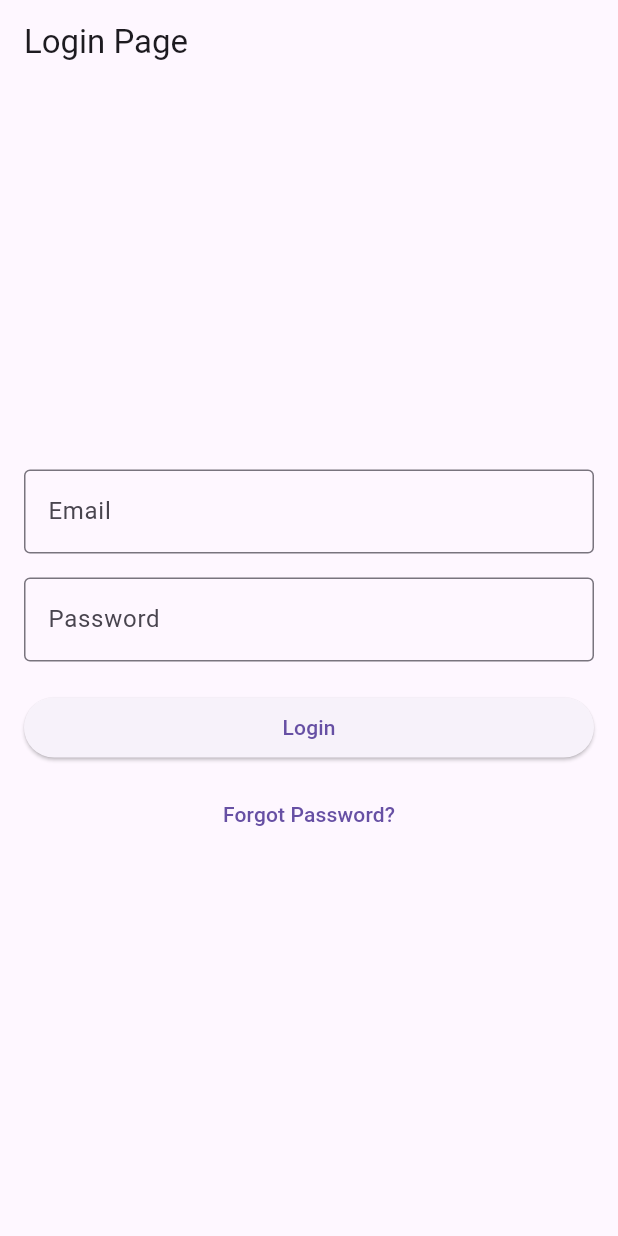
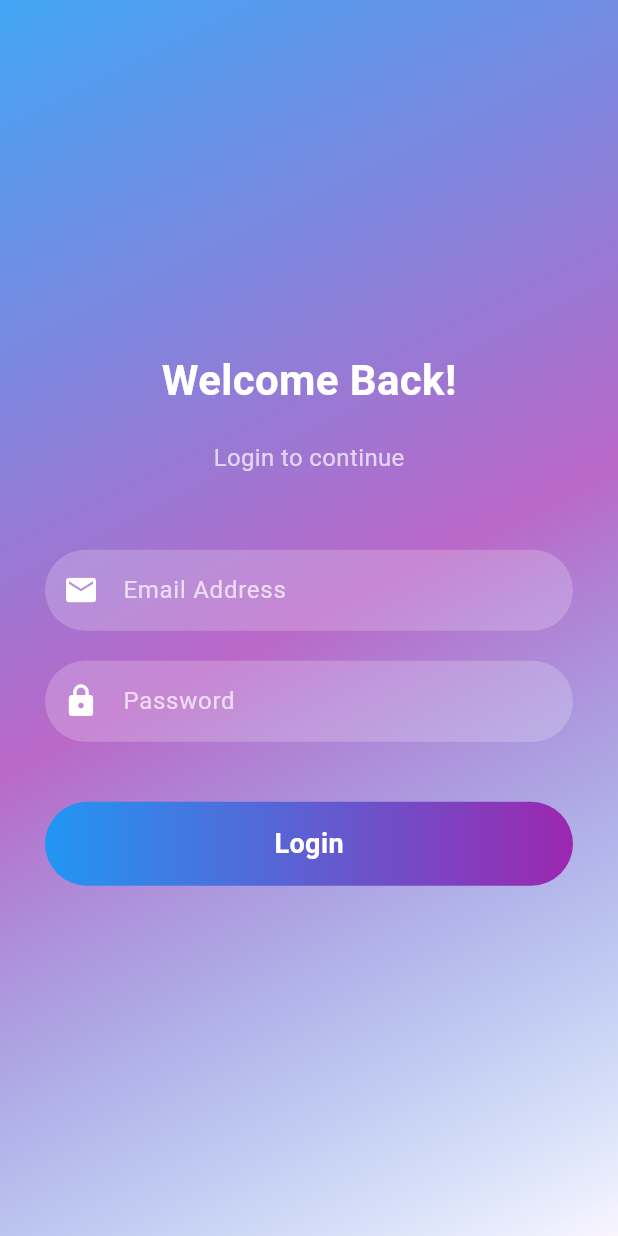
Before and after one commit to saurabh-app/login_app, a Flutter app: the screen it shows after launch, on a phone screen of 412 x 824 dp. Run offline on Flutter 3.47's test engine with Material 3 defaults, Android fonts, the phone set to English and light mode, and no system bars.

```diff
--- a/lib/loginpage.dart
+++ b/lib/loginpage.dart
@@ -1,71 +1,139 @@
 import 'package:flutter/material.dart';
+import 'package:login_app/HomePage.dart';
 
 class LoginPage extends StatefulWidget {
   @override
   _LoginPageState createState() => _LoginPageState();
 }
 
-class _LoginPageState extends State<LoginPage> {
-  final _emailController = TextEditingController();
-  final _passwordController = TextEditingController();
+class _LoginPageState extends State<LoginPage> with SingleTickerProviderStateMixin {
+  late AnimationController _controller;
+  late Animation<double> _animation;
 
-  void _login() {
-    final email = _emailController.text;
-    final password = _passwordController.text;
+  @override
+  void initState() {
+    super.initState();
+    _controller = AnimationController(
+      duration: const Duration(seconds: 2),
+      vsync: this,
+    )..repeat(reverse: true);
 
-    // For demonstration purposes, just print the credentials
-    if (email.isNotEmpty && password.isNotEmpty) {
-      print("Email: $email");
-      print("Password: $password");
-      // Add your login logic here
-    } else {
-      print("Please fill in both fields");
+    _animation = CurvedAnimation(parent: _controller, curve: Curves.easeInOut);
   }
+
+  @override
+  void dispose() {
+    _controller.dispose();
+    super.dispose();
   }
 
   @override
   Widget build(BuildContext context) {
     return Scaffold(
-      appBar: AppBar(
-        title: Text("Login Page"),
+      body: Stack(
+        children: [
+          AnimatedBuilder(
+            animation: _animation,
+            builder: (context, child) {
+              return Container(
+                decoration: BoxDecoration(
+                  gradient: LinearGradient(
+                    colors: [
+                      Colors.blue.shade400,
+                      Colors.purple.shade300,
+                      Colors.blue.shade600.withOpacity(_animation.value),
+                    ],
+                    begin: Alignment.topLeft,
+                    end: Alignment.bottomRight,
                   ),
-      body: Padding(
-        padding: const EdgeInsets.all(16.0),
+                ),
+              );
+            },
+          ),
+          Center(
+            child: SingleChildScrollView(
+              padding: const EdgeInsets.symmetric(horizontal: 30),
               child: Column(
                 mainAxisAlignment: MainAxisAlignment.center,
-          crossAxisAlignment: CrossAxisAlignment.stretch,
                 children: [
-            TextField(
-              controller: _emailController,
-              decoration: InputDecoration(
-                labelText: "Email",
-                border: OutlineInputBorder(),
+                  Text(
+                    'Welcome Back!',
+                    style: TextStyle(
+                      fontSize: 28,
+                      fontWeight: FontWeight.bold,
+                      color: Colors.white,
                     ),
-              keyboardType: TextInputType.emailAddress,
                   ),
-            SizedBox(height: 16),
-            TextField(
-              controller: _passwordController,
-              decoration: InputDecoration(
-                labelText: "Password",
-                border: OutlineInputBorder(),
+                  const SizedBox(height: 20),
+                  Text(
+                    'Login to continue',
+                    style: TextStyle(fontSize: 16, color: Colors.white70),
                   ),
-              obscureText: true,
+                  const SizedBox(height: 50),
+                  _buildTextField(
+                    hintText: 'Email Address',
+                    icon: Icons.email,
                   ),
-            SizedBox(height: 20),
-            ElevatedButton(
-              onPressed: _login,
-              child: Text("Login"),
+                  const SizedBox(height: 20),
+                  _buildTextField(
+                    hintText: 'Password',
+                    icon: Icons.lock,
+                    isPassword: true,
                   ),
-            SizedBox(height: 10),
-            TextButton(
-              onPressed: () {
-                // Add logic for "Forgot Password" if needed
-                print("Forgot Password?");
-              },
-              child: Text("Forgot Password?"),
+                  const SizedBox(height: 40),
+                  _buildLoginButton(),
+                ],
+              ),
+            ),
           ),
         ],
+      ),
+    );
+  }
+
+  Widget _buildTextField({required String hintText, required IconData icon, bool isPassword = false}) {
+    return TextField(
+      obscureText: isPassword,
+      style: const TextStyle(color: Colors.white),
+      decoration: InputDecoration(
+        prefixIcon: Icon(icon, color: Colors.white),
+        hintText: hintText,
+        hintStyle: const TextStyle(color: Colors.white70),
+        filled: true,
+        fillColor: Colors.white.withOpacity(0.2),
+        border: OutlineInputBorder(
+          borderRadius: BorderRadius.circular(30),
+          borderSide: BorderSide.none,
+        ),
+        contentPadding: const EdgeInsets.symmetric(horizontal: 20, vertical: 15),
+      ),
+    );
+  }
+
+  Widget _buildLoginButton() {
+    return GestureDetector(
+      onTap: () {
+       Navigator.push(
+          context,
+          MaterialPageRoute(builder: (context) => HomePage()),
+        );
+        ScaffoldMessenger.of(context).showSnackBar(
+          SnackBar(content: Text('Login button pressed!')),
+        );
+      },
+      child: Container(
+        width: double.infinity,
+        padding: const EdgeInsets.symmetric(vertical: 15),
+        alignment: Alignment.center,
+        decoration: BoxDecoration(
+          borderRadius: BorderRadius.circular(30),
+          gradient: const LinearGradient(
+            colors: [Colors.blue, Colors.purple],
+          ),
+        ),
+        child: const Text(
+          'Login',
+          style: TextStyle(color: Colors.white, fontSize: 18, fontWeight: FontWeight.bold),
         ),
       ),
     );
--- a/lib/main.dart
+++ b/lib/main.dart
@@ -12,6 +12,7 @@ class MyApp extends StatelessWidget {
   Widget build(BuildContext context) {
     return MaterialApp(
       debugShowCheckedModeBanner: false,
+      theme: ThemeData(primarySwatch: Colors.blue),
       home: LoginPage(),
     );
   }
--- a/pubspec.yaml
+++ b/pubspec.yaml
@@ -35,7 +35,7 @@ dependencies:
   # The following adds the Cupertino Icons font to your application.
   # Use with the CupertinoIcons class for iOS style icons.
   cupertino_icons: ^1.0.8
-
+  animations: ^2.0.11
 dev_dependencies:
   flutter_test:
     sdk: flutter
```
Also changed, not shown: lib/HomePage.dart (added, +199 -0 lines), pubspec.lock. Lines whose indentation alone changed are shown as unchanged.
